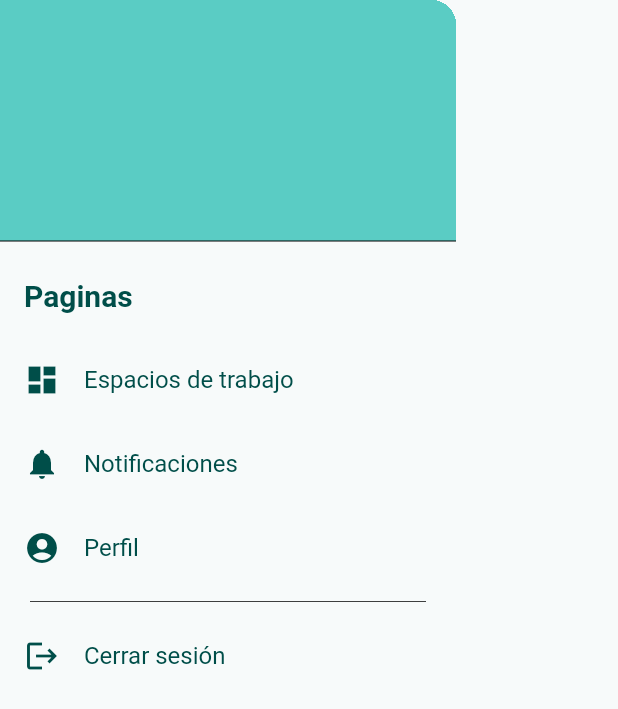
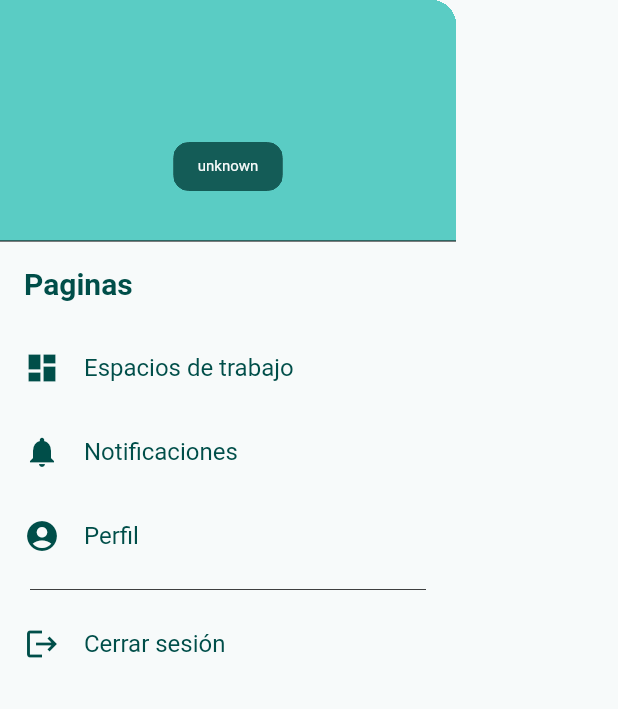
Before and after one commit to Emmanueloz/frontend_water_quality, a Flutter app: the DrawerNavigation widget shown alone on an empty page, opened directly with empty values, on a phone screen of 412 x 824 dp. Shown: the top 709 px of the screen. Run offline on Flutter 3.47's test engine with Material 3 defaults, Android fonts, the phone set to English and light mode, and no system bars; our stand-ins replace dio, fl_chart, flutter_map, go_router, hive, latlong2; missing offline and left inert: flutter_map_cancellable_tile_provider, girix_code_gauge; accounts and stored records are empty.

Commit message:
feat: Mejorar el menú de navegación del cajón al incluir información del usuario autenticado y actualizar la lógica de cierre de sesión. Se optimizó el diseño del encabezado del cajón y se ajustó la verificación de autenticación en el diseño.

```diff
--- a/lib/presentation/widgets/common/organisms/drawer_navigation.dart
+++ b/lib/presentation/widgets/common/organisms/drawer_navigation.dart
@@ -1,7 +1,9 @@
 import 'package:flutter/material.dart';
 import 'package:frontend_water_quality/core/enums/list_workspaces.dart';
+import 'package:frontend_water_quality/presentation/providers/auth_provider.dart';
 import 'package:frontend_water_quality/router/routes.dart';
 import 'package:go_router/go_router.dart';
+import 'package:provider/provider.dart';
 
 class DrawerNavigation extends StatelessWidget {
   final String title;
@@ -14,11 +16,14 @@ class DrawerNavigation extends StatelessWidget {
 
   @override
   Widget build(BuildContext context) {
+    final authProvider = Provider.of<AuthProvider>(context, listen: false);
     return Drawer(
       child: ListView(
         padding: EdgeInsets.zero,
         children: [
           DrawerHeader(
+            margin: EdgeInsets.zero,
+            padding: EdgeInsets.all(10),
             decoration: BoxDecoration(
               color: Theme.of(context).primaryColor,
               border: Border.all(
@@ -26,9 +31,30 @@ class DrawerNavigation extends StatelessWidget {
                 color: Theme.of(context).primaryColor,
               ),
             ),
-            child: Text(
-              title,
-              style: TextStyle(fontSize: 24),
+            child: Column(
+              children: [
+                Text(
+                  title,
+                  style: Theme.of(context).primaryTextTheme.bodyLarge?.copyWith(
+                        fontWeight: FontWeight.bold,
+                      ),
+                ),
+                Column(
+                  crossAxisAlignment: CrossAxisAlignment.start,
+                  children: [
+                    Text(authProvider.user?.username ?? ""),
+                    Text(
+                      authProvider.user?.email ?? "",
+                      style: Theme.of(context).primaryTextTheme.bodyMedium,
+                    ),
+                    Chip(
+                      label: Text(
+                        authProvider.user?.rol?.name ?? "",
+                      ),
+                    ),
+                  ],
+                )
+              ],
             ),
           ),
           ListTile(
@@ -79,7 +105,10 @@ class DrawerNavigation extends StatelessWidget {
             title: const Text(
               "Cerrar sesión",
             ),
-            onTap: () {},
+            onTap: () {
+              authProvider.logout();
+              context.goNamed(Routes.login.name);
+            },
           ),
         ],
       ),
```
Also changed, not shown: lib/presentation/widgets/layout/layout.dart (+4 -5 lines).
